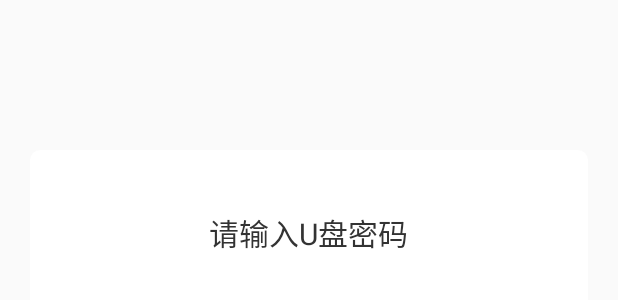
After one commit to YangJian1994/OrangeModule, an Android app: the layout psw_dialog_layout.xml on its own in the app's theme, with its tools: preview values and no code run, on a phone screen of 412 x 824 dp. The commit adds this screen. Shown: the top 300 px of the screen. Run offline under Robolectric (Android 15) with nearby library versions, the phone set to English and light mode, and no system bars.

Commit message:
增加U盘密码界面

```diff
--- a/app/src/main/AndroidManifest.xml
+++ b/app/src/main/AndroidManifest.xml
@@ -6,7 +6,7 @@
         android:name="android.hardware.usb.host"
         android:required="true" />
 
-    <!--手机震动权限-->
+    <!-- 手机震动权限 -->
     <uses-permission android:name="android.permission.VIBRATE" />
 
     <application
@@ -35,9 +35,9 @@
         <receiver
             android:name=".broad.OpenReceiver"
             android:enabled="true"
-            android:exported="true">
+            android:exported="true"></receiver>
 
-        </receiver>
+        <activity android:name=".activity.UDiskActivity"></activity>
     </application>
 
 </manifest>
--- /dev/null
+++ b/app/src/main/res/drawable/bg_white_selector.xml
@@ -0,0 +1,12 @@
+<?xml version="1.0" encoding="utf-8"?>
+<selector xmlns:android="http://schemas.android.com/apk/res/android">
+    <item>
+        <shape>
+            <corners android:bottomLeftRadius="10px"
+                android:bottomRightRadius="10px"
+                android:topLeftRadius="10px"
+                android:topRightRadius="10px"/>
+            <solid android:color="#ffffff"/>
+        </shape>
+    </item>
+</selector>
--- /dev/null
+++ b/app/src/main/res/layout/psw_dialog_layout.xml
@@ -0,0 +1,38 @@
+<?xml version="1.0" encoding="utf-8"?>
+<LinearLayout xmlns:android="http://schemas.android.com/apk/res/android"
+    android:layout_width="match_parent"
+    android:layout_height="match_parent"
+    android:orientation="vertical">
+
+    <RelativeLayout
+        android:layout_width="match_parent"
+        android:layout_height="200dp"
+        android:layout_centerHorizontal="true"
+        android:layout_marginTop="100dp"
+        android:layout_marginLeft="20dp"
+        android:layout_marginRight="20dp"
+        android:background="@drawable/bg_white_selector">
+
+        <TextView
+            android:id="@+id/tv_title"
+            android:layout_width="wrap_content"
+            android:layout_height="wrap_content"
+            android:layout_centerHorizontal="true"
+            android:layout_marginTop="40dp"
+            android:textColor="#333333"
+            android:textSize="20sp"
+            android:text="请输入U盘密码"/>
+
+        <com.example.orangemodule.widget.PwdEditText
+            android:id="@+id/pwdEditText"
+            android:layout_width="match_parent"
+            android:layout_height="45dp"
+            android:layout_marginTop="20dp"
+            android:layout_marginLeft="20dp"
+            android:layout_marginRight="20dp"
+            android:layout_below="@id/tv_title">
+        </com.example.orangemodule.widget.PwdEditText>
+
+    </RelativeLayout>
+
+</LinearLayout>
```
Also changed, not shown: app/src/main/java/com/example/orangemodule/activity/UDiskActivity.java (added, +26 -0 lines), app/src/main/java/com/example/orangemodule/adapter/ModuleAdapter.java (+10 -1 lines), app/src/main/java/com/example/orangemodule/dialog/BaseDialog.java (added, +67 -0 lines), app/src/main/java/com/example/orangemodule/dialog/PwdDialog.java (added, +45 -0 lines), app/src/main/java/com/example/orangemodule/widget/PwdEditText.java (added, +258 -0 lines), app/src/main/res/drawable/edit_num_bg_red.xml (added, +12 -0 lines), app/src/main/res/layout/activity_udisk.xml (added, +10 -0 lines), app/src/main/res/values/styles.xml (+11 -0 lines).
